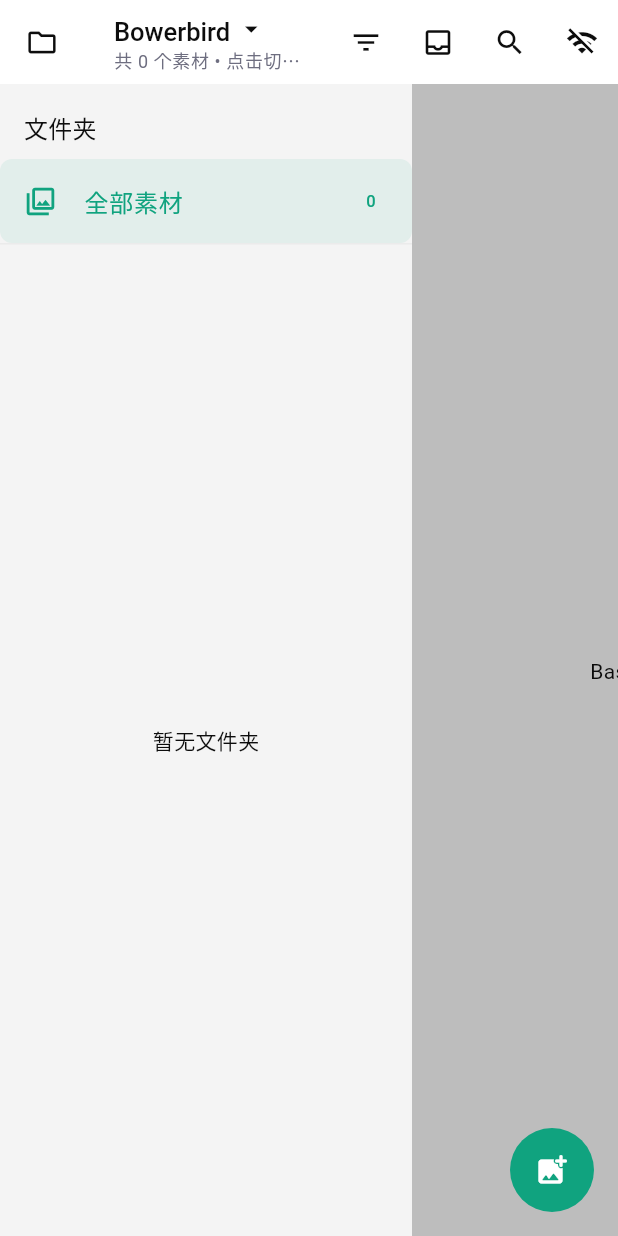
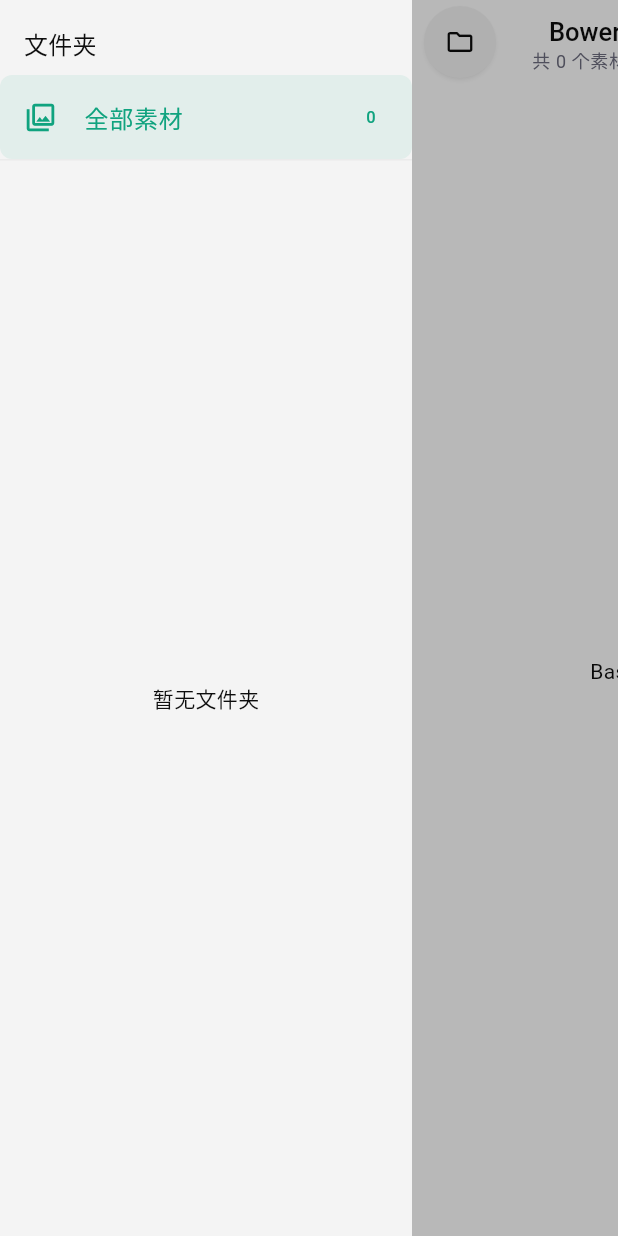
Before and after one commit to owocc/bowerbird, a Flutter app: the HomeScreen screen opened directly, after a tap on the "folder" icon, on a phone screen of 412 x 824 dp. Run offline on Flutter 3.47's test engine with Material 3 defaults, Android fonts, the phone set to English and light mode, and no system bars; our stand-ins replace app_links, flutter_secure_storage, multicast_dns, photo_view, share_plus, video_player; missing offline and left inert: mobile_scanner; accounts and stored records are empty.

Commit message:
OWOC-14: full-height swipe folder drawer and floating round chrome
Redo Flutter home UI on latest main: full-height folder panel with
finger-follow close, circular header buttons, centered library title,
refresh folders on library switch, and upward swipe for item preview.

Co-authored-by: multica-agent <github@multica.ai>

```diff
--- a/mobile/lib/screens/home_screen.dart
+++ b/mobile/lib/screens/home_screen.dart
@@ -49,7 +49,8 @@ class _HomeScreenState extends State<HomeScreen> with WidgetsBindingObserver {
   final RefreshGate _refreshGate = RefreshGate();
   DateTime _lastLocalMutation = DateTime.fromMillisecondsSinceEpoch(0);
   int _inboxCount = InboxService.instance.count;
-  bool _drawerOpen = false;
+  double _drawerX = 0;
+  bool _drawerDragging = false;
   ItemQuery _query = const ItemQuery();
   List<MobileFolder> _folders = [];
   List<MobileTag> _tags = [];
@@ -57,6 +58,7 @@ class _HomeScreenState extends State<HomeScreen> with WidgetsBindingObserver {
   final Set<String> _selectedIds = {};
   double _gridScale = 3;
   double _pinchStartScale = 3;
+  bool _previewOpening = false;
 
   void _onInboxChanged() {
     if (!mounted) return;
@@ -98,6 +100,7 @@ class _HomeScreenState extends State<HomeScreen> with WidgetsBindingObserver {
         if (newName != null && newName.isNotEmpty) {
           setState(() => ApiService.instance.libraryName = newName);
         }
+        unawaited(_loadNavMetadata());
         _refreshGate.schedule(() => _loadItems(refresh: true));
       }
     });
@@ -272,9 +275,60 @@ class _HomeScreenState extends State<HomeScreen> with WidgetsBindingObserver {
 
   int get _crossAxisCount => _gridScale.round().clamp(2, 5);
 
+  double get _drawerWidth => MediaQuery.sizeOf(context).width * 2 / 3;
+
+  bool get _drawerOpen => _drawerX > _drawerWidth * 0.5;
+
+  void _snapDrawer({required bool open}) {
+    setState(() {
+      _drawerDragging = false;
+      _drawerX = open ? _drawerWidth : 0;
+    });
+  }
+
+  void _onDrawerHorizontalUpdate(DragUpdateDetails details) {
+    setState(() {
+      _drawerDragging = true;
+      _drawerX = (_drawerX + details.delta.dx).clamp(0.0, _drawerWidth);
+    });
+  }
+
+  void _onDrawerHorizontalEnd(DragEndDetails details) {
+    final v = details.primaryVelocity ?? 0;
+    final open = v > 500 || (v > -500 && _drawerX > _drawerWidth * 0.4);
+    _snapDrawer(open: open);
+  }
+
+  Widget _roundIconButton({
+    required IconData icon,
+    required VoidCallback onPressed,
+    String? tooltip,
+    Widget? badgeChild,
+  }) {
+    final theme = Theme.of(context);
+    final button = Material(
+      color: theme.colorScheme.surfaceContainerLow,
+      shape: const CircleBorder(),
+      elevation: 1,
+      shadowColor: Colors.black26,
+      child: InkWell(
+        customBorder: const CircleBorder(),
+        onTap: onPressed,
+        child: SizedBox(
+          width: 40,
+          height: 40,
+          child: Icon(icon, size: 20, color: theme.colorScheme.onSurface),
+        ),
+      ),
+    );
+    final wrapped = badgeChild ?? button;
+    if (tooltip == null) return wrapped;
+    return Tooltip(message: tooltip, child: wrapped);
+  }
+
   void _selectFolder(String? folderId) {
     setState(() {
-      _drawerOpen = false;
+      _drawerX = 0;
       _query = ItemQuery(
         text: _query.text,
         type: _query.type,
@@ -459,8 +513,12 @@ class _HomeScreenState extends State<HomeScreen> with WidgetsBindingObserver {
   }
 
   Future<void> _openItemPreview(MobileItem item, int globalIndex) async {
+    if (_previewOpening) return;
+    _previewOpening = true;
     final action = await showItemPreviewOverlay(context, item);
-    if (!mounted || action == null) return;
+    _previewOpening = false;
+    if (!mounted) return;
+    if (action == null) return;
 
     switch (action) {
       case ItemPreviewAction.viewDetail:
@@ -588,6 +646,7 @@ class _HomeScreenState extends State<HomeScreen> with WidgetsBindingObserver {
                                   ScaffoldMessenger.of(context).showSnackBar(
                                     SnackBar(content: Text('已切换至资源库: ${lib.name}')),
                                   );
+                                  unawaited(_loadNavMetadata());
                                   _loadItems(refresh: true);
                                 }
                               } catch (e) {
@@ -761,25 +820,34 @@ class _HomeScreenState extends State<HomeScreen> with WidgetsBindingObserver {
     final theme = Theme.of(context);
     final grouped = _groupItemsByMonth(_items);
 
-    final drawerWidth = MediaQuery.sizeOf(context).width * 2 / 3;
-    return Scaffold(
+    final drawerWidth = _drawerWidth;
+    return Material(
+      color: theme.colorScheme.surface,
+      child: Stack(
+      children: [
+        AnimatedContainer(
+          duration: _drawerDragging ? Duration.zero : const Duration(milliseconds: 240),
+          curve: Curves.easeOutCubic,
+          transform: Matrix4.translationValues(_drawerX, 0, 0),
+          child: Scaffold(
       appBar: AppBar(
-        leading: IconButton(
-          icon: const Icon(Icons.folder_outlined),
+        backgroundColor: theme.colorScheme.surface,
+        centerTitle: true,
+        leading: Padding(
+          padding: const EdgeInsets.only(left: 8),
+          child: _roundIconButton(
+            icon: Icons.folder_outlined,
             tooltip: '文件夹',
-          onPressed: () => setState(() => _drawerOpen = !_drawerOpen),
+            onPressed: () => _snapDrawer(open: !_drawerOpen),
+          ),
         ),
         title: InkWell(
           borderRadius: BorderRadius.circular(8),
           onTap: _showLibraryPicker,
           child: Padding(
-            padding: const EdgeInsets.symmetric(vertical: 4, horizontal: 4),
-            child: Row(
+            padding: const EdgeInsets.symmetric(vertical: 4, horizontal: 8),
+            child: Column(
               mainAxisSize: MainAxisSize.min,
-              children: [
-                Flexible(
-                  child: Column(
-                    crossAxisAlignment: CrossAxisAlignment.start,
               children: [
                 Row(
                   mainAxisSize: MainAxisSize.min,
@@ -791,7 +859,6 @@ class _HomeScreenState extends State<HomeScreen> with WidgetsBindingObserver {
                         overflow: TextOverflow.ellipsis,
                       ),
                     ),
-                          const SizedBox(width: 4),
                     const Icon(Icons.arrow_drop_down, size: 20),
                   ],
                 ),
@@ -802,24 +869,30 @@ class _HomeScreenState extends State<HomeScreen> with WidgetsBindingObserver {
               ],
             ),
           ),
-              ],
+        ),
+        actions: [
+          Padding(
+            padding: const EdgeInsets.only(right: 6),
+            child: _roundIconButton(
+              icon: Icons.filter_list,
+              tooltip: '筛选',
+              onPressed: _openFilterSheet,
+              badgeChild: Badge(
+                isLabelVisible: _query.toQueryString().isNotEmpty,
+                child: _roundIconButton(
+                  icon: Icons.filter_list,
+                  onPressed: _openFilterSheet,
                 ),
               ),
             ),
-        actions: [
-          IconButton(
-            icon: Badge(
-              isLabelVisible: _query.toQueryString().isNotEmpty,
-              child: const Icon(Icons.filter_list),
           ),
-            tooltip: '筛选',
-            onPressed: _openFilterSheet,
-          ),
-          Badge.count(
+          Padding(
+            padding: const EdgeInsets.only(right: 6),
+            child: Badge.count(
               count: _inboxCount,
               isLabelVisible: _inboxCount > 0,
-            child: IconButton(
-              icon: const Icon(Icons.inbox_outlined),
+              child: _roundIconButton(
+                icon: Icons.inbox_outlined,
                 tooltip: '收件箱',
                 onPressed: () {
                   Navigator.of(context).push(
@@ -828,8 +901,11 @@ class _HomeScreenState extends State<HomeScreen> with WidgetsBindingObserver {
                 },
               ),
             ),
-          IconButton(
-            icon: const Icon(Icons.search),
+          ),
+          Padding(
+            padding: const EdgeInsets.only(right: 6),
+            child: _roundIconButton(
+              icon: Icons.search,
               tooltip: 'Search & Filter',
               onPressed: () {
                 Navigator.of(context).push(
@@ -837,20 +913,20 @@ class _HomeScreenState extends State<HomeScreen> with WidgetsBindingObserver {
                 );
               },
             ),
-          IconButton(
-            icon: const Icon(Icons.wifi_off_outlined),
+          ),
+          Padding(
+            padding: const EdgeInsets.only(right: 10),
+            child: _roundIconButton(
+              icon: Icons.wifi_off_outlined,
               tooltip: 'Disconnect',
               onPressed: _disconnect,
             ),
+          ),
         ],
       ),
-      body: Stack(
-        children: [
-          AnimatedContainer(
-            duration: const Duration(milliseconds: 280),
-            curve: Curves.easeOutCubic,
-            transform: Matrix4.translationValues(_drawerOpen ? drawerWidth : 0, 0, 0),
-            child: GestureDetector(
+      body: GestureDetector(
+              onHorizontalDragUpdate: _drawerOpen ? _onDrawerHorizontalUpdate : null,
+              onHorizontalDragEnd: _drawerOpen ? _onDrawerHorizontalEnd : null,
               onScaleStart: (details) {
                 if (details.pointerCount >= 2) {
                   _pinchStartScale = _gridScale;
@@ -960,7 +1036,15 @@ class _HomeScreenState extends State<HomeScreen> with WidgetsBindingObserver {
                                     onLongPress: () {
                                       if (_selectedIds.isEmpty) {
                                         _toggleSelected(item);
-                                      } else {
+                                      }
+                                    },
+                                    onVerticalDragStart: _selectedIds.isNotEmpty
+                                        ? null
+                                        : (_) {},
+                                    onVerticalDragUpdate: _selectedIds.isNotEmpty
+                                        ? null
+                                        : (details) {
+                                            if (details.delta.dy < -6) {
                                               _openItemPreview(item, globalIndex);
                                             }
                                           },
@@ -1119,34 +1203,6 @@ class _HomeScreenState extends State<HomeScreen> with WidgetsBindingObserver {
                   ),
       ),
             ),
-          ),
-          AnimatedPositioned(
-            duration: const Duration(milliseconds: 280),
-            curve: Curves.easeOutCubic,
-            left: _drawerOpen ? 0 : -drawerWidth,
-            top: 0,
-            bottom: 0,
-            width: drawerWidth,
-            child: FolderDrawer(
-              folders: _folders,
-              selectedFolderId: _query.folder,
-              totalCount: _totalCount,
-              onSelect: _selectFolder,
-            ),
-          ),
-          if (_drawerOpen)
-            Positioned(
-              left: drawerWidth,
-              top: 0,
-              right: 0,
-              bottom: 0,
-              child: GestureDetector(
-                onTap: () => setState(() => _drawerOpen = false),
-                child: Container(color: Colors.black26),
-              ),
-            ),
-        ],
-      ),
       bottomNavigationBar: _selectedIds.isEmpty
           ? null
           : SafeArea(
@@ -1183,6 +1239,43 @@ class _HomeScreenState extends State<HomeScreen> with WidgetsBindingObserver {
         onPressed: _isUploading ? null : _handleUpload,
         child: const Icon(Icons.add_photo_alternate_rounded),
       ),
+        ),
+        ),
+        AnimatedPositioned(
+          duration: _drawerDragging ? Duration.zero : const Duration(milliseconds: 240),
+          curve: Curves.easeOutCubic,
+          left: _drawerX - drawerWidth,
+          top: 0,
+          bottom: 0,
+          width: drawerWidth,
+          child: GestureDetector(
+            onHorizontalDragUpdate: _onDrawerHorizontalUpdate,
+            onHorizontalDragEnd: _onDrawerHorizontalEnd,
+            child: FolderDrawer(
+              folders: _folders,
+              selectedFolderId: _query.folder,
+              totalCount: _totalCount,
+              onSelect: _selectFolder,
+            ),
+          ),
+        ),
+        if (_drawerX > 0)
+          Positioned(
+            left: _drawerX,
+            top: 0,
+            right: 0,
+            bottom: 0,
+            child: GestureDetector(
+              onTap: () => _snapDrawer(open: false),
+              onHorizontalDragUpdate: _onDrawerHorizontalUpdate,
+              onHorizontalDragEnd: _onDrawerHorizontalEnd,
+              child: Container(
+                color: Colors.black.withValues(alpha: 0.28 * (_drawerX / drawerWidth).clamp(0.0, 1.0)),
+              ),
+            ),
+          ),
+      ],
+    ),
     );
   }
 }
--- a/mobile/lib/theme/app_theme.dart
+++ b/mobile/lib/theme/app_theme.dart
@@ -142,7 +142,7 @@ class AppTheme {
         foregroundColor: text,
         elevation: 0,
         scrolledUnderElevation: 0,
-        centerTitle: false,
+        centerTitle: true,
         titleTextStyle: textTheme.titleMedium,
         iconTheme: IconThemeData(color: text),
         surfaceTintColor: Colors.transparent,
--- a/mobile/lib/widgets/folder_drawer.dart
+++ b/mobile/lib/widgets/folder_drawer.dart
@@ -21,6 +21,8 @@ class FolderDrawer extends StatelessWidget {
     return Material(
       color: theme.colorScheme.surfaceContainerLow,
       child: SafeArea(
+        top: true,
+        bottom: true,
         child: Column(
           crossAxisAlignment: CrossAxisAlignment.stretch,
           children: [
```
Also changed, not shown: mobile/lib/widgets/item_preview_overlay.dart (+21 -6 lines). Lines whose indentation alone changed are shown as unchanged.
